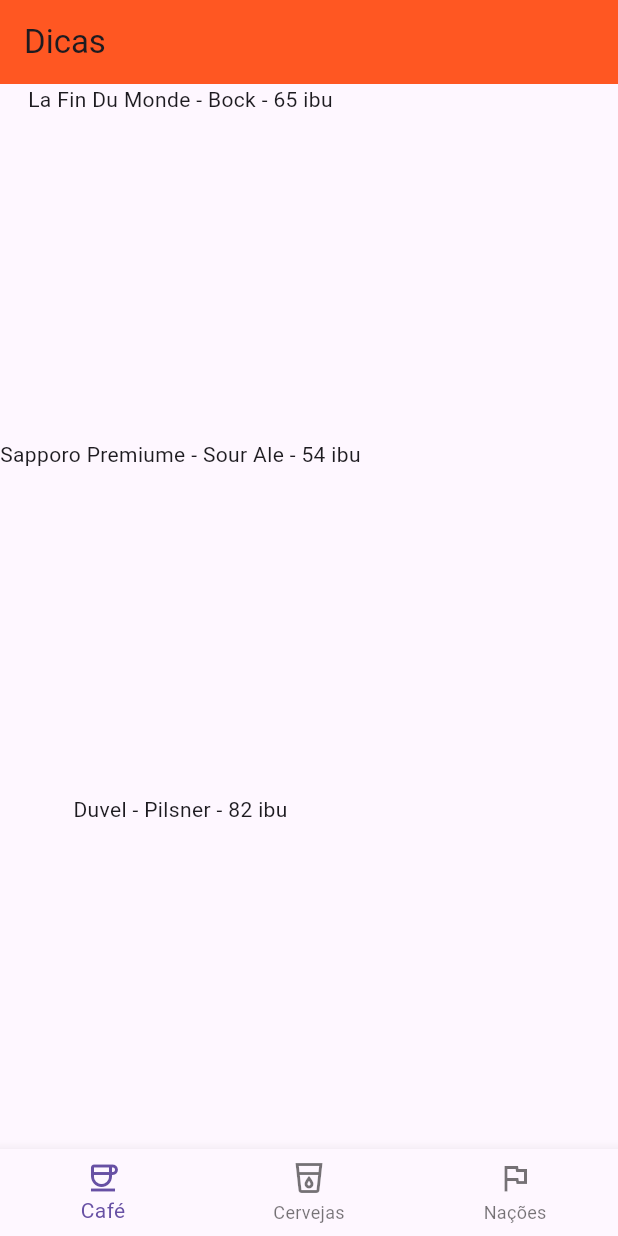
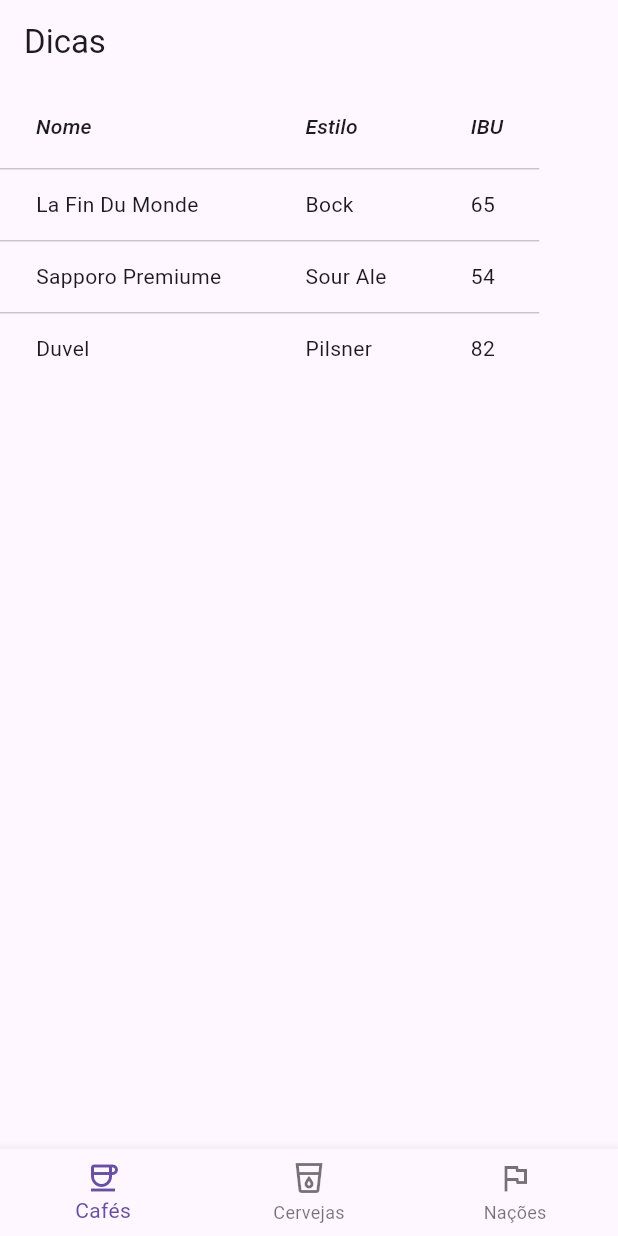
Before and after one commit to Faltrenn/estudos-flutter, a Flutter app: the screen it shows after launch, on a phone screen of 412 x 824 dp. Run offline on Flutter 3.47's test engine with Material 3 defaults, Android fonts, the phone set to English and light mode, and no system bars; our stand-ins replace transparent_image.

Commit message:
add: base code recipe4

```diff
--- a/lib/main.dart
+++ b/lib/main.dart
@@ -1,9 +1,10 @@
 import 'package:flutter/material.dart';
+import "package:teste/pages/recipe1-2.dart";
 import "package:teste/pages/recipe1-3.dart";
+import "package:teste/pages/recipe1.dart";
 import "package:teste/pages/recipe2.dart";
 import "package:teste/pages/recipe3.dart";
-import "pages/recipe1.dart";
-import "pages/recipe1-2.dart";
+import "package:teste/pages/recipe4.dart";
 
 void main() {
   final recipes = [
@@ -12,6 +13,7 @@ void main() {
     const Rcp1_3(),
 		const Rcp2(),
 		const Rcp3(),
+		const Rcp4(),
   ];
-  runApp(recipes[4]);
+  runApp(recipes[5]);
 }
--- /dev/null
+++ b/lib/pages/recipe4.dart
@@ -0,0 +1,88 @@
+import 'dart:developer';
+
+import 'package:flutter/material.dart';
+
+var dataObjects = [
+  {"name": "La Fin Du Monde", "style": "Bock", "ibu": "65"},
+  {"name": "Sapporo Premiume", "style": "Sour Ale", "ibu": "54"},
+  {"name": "Duvel", "style": "Pilsner", "ibu": "82"}
+];
+
+class Rcp4 extends StatelessWidget {
+  const Rcp4({super.key});
+
+  @override
+  Widget build(BuildContext context) {
+    return MaterialApp(
+        theme: ThemeData(primarySwatch: Colors.deepPurple),
+        debugShowCheckedModeBanner: false,
+        home: Scaffold(
+          appBar: AppBar(
+            title: const Text("Dicas"),
+          ),
+          body: DataBodyWidget(objects: dataObjects),
+          bottomNavigationBar: const NewNavBar(),
+        ));
+  }
+}
+
+class NewNavBar extends StatelessWidget {
+  const NewNavBar({super.key});
+
+  void botaoFoiTocado(int index) {
+    log("Tocaram no botão $index");
+  }
+
+  @override
+  Widget build(BuildContext context) {
+    return BottomNavigationBar(onTap: botaoFoiTocado, items: const [
+      BottomNavigationBarItem(
+        label: "Cafés",
+        icon: Icon(Icons.coffee_outlined),
+      ),
+      BottomNavigationBarItem(
+        label: "Cervejas",
+        icon: Icon(Icons.local_drink_outlined),
+      ),
+      BottomNavigationBarItem(
+        label: "Nações",
+        icon: Icon(Icons.flag_outlined),
+      )
+    ]);
+  }
+}
+
+class DataBodyWidget extends StatelessWidget {
+  List objects;
+  DataBodyWidget({super.key, this.objects = const []});
+
+  @override
+  Widget build(BuildContext context) {
+    var columnNames = ["Nome", "Estilo", "IBU"],
+        propertyNames = ["name", "style", "ibu"];
+
+    return DataTable(
+      columns: columnNames
+          .map(
+            (name) => DataColumn(
+              label: Expanded(
+                child: Text(name,
+                    style: const TextStyle(fontStyle: FontStyle.italic)),
+              ),
+            ),
+          )
+          .toList(),
+      rows: objects
+          .map(
+            (obj) => DataRow(
+              cells: propertyNames
+                  .map(
+                    (name) => DataCell(Text(obj[name])),
+                  )
+                  .toList(),
+            ),
+          )
+          .toList(),
+    );
+  }
+}
```
